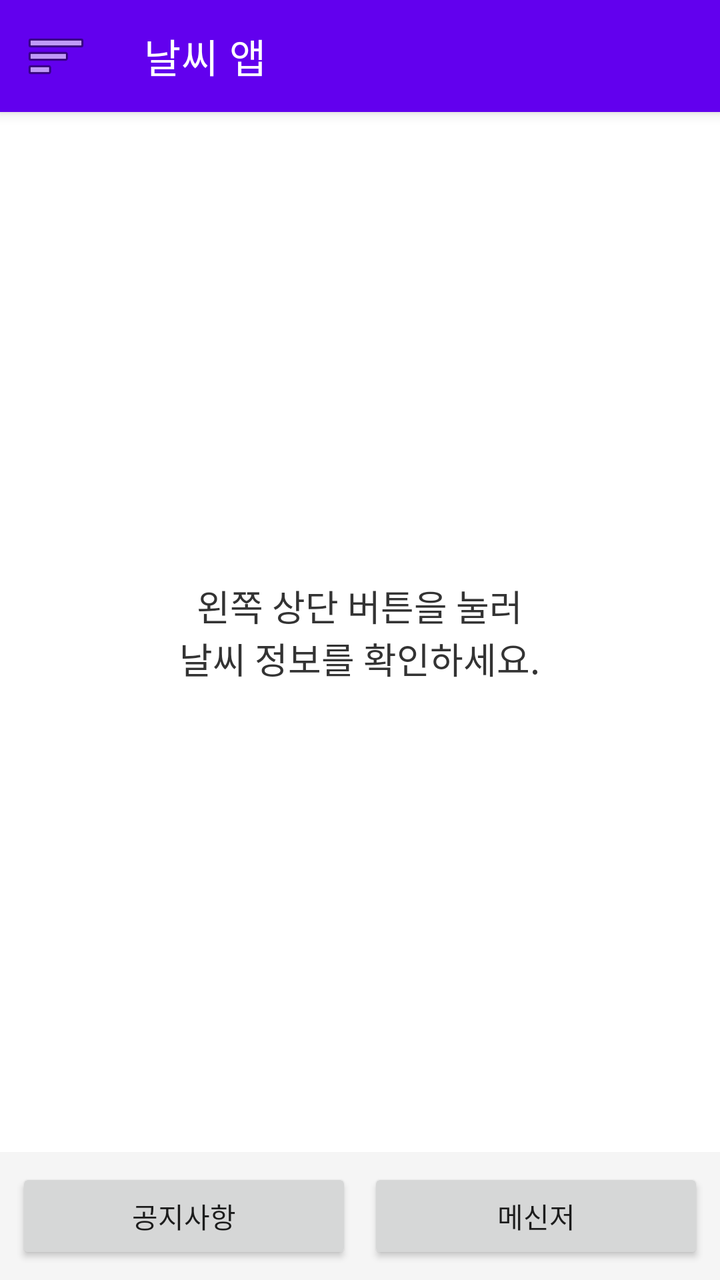
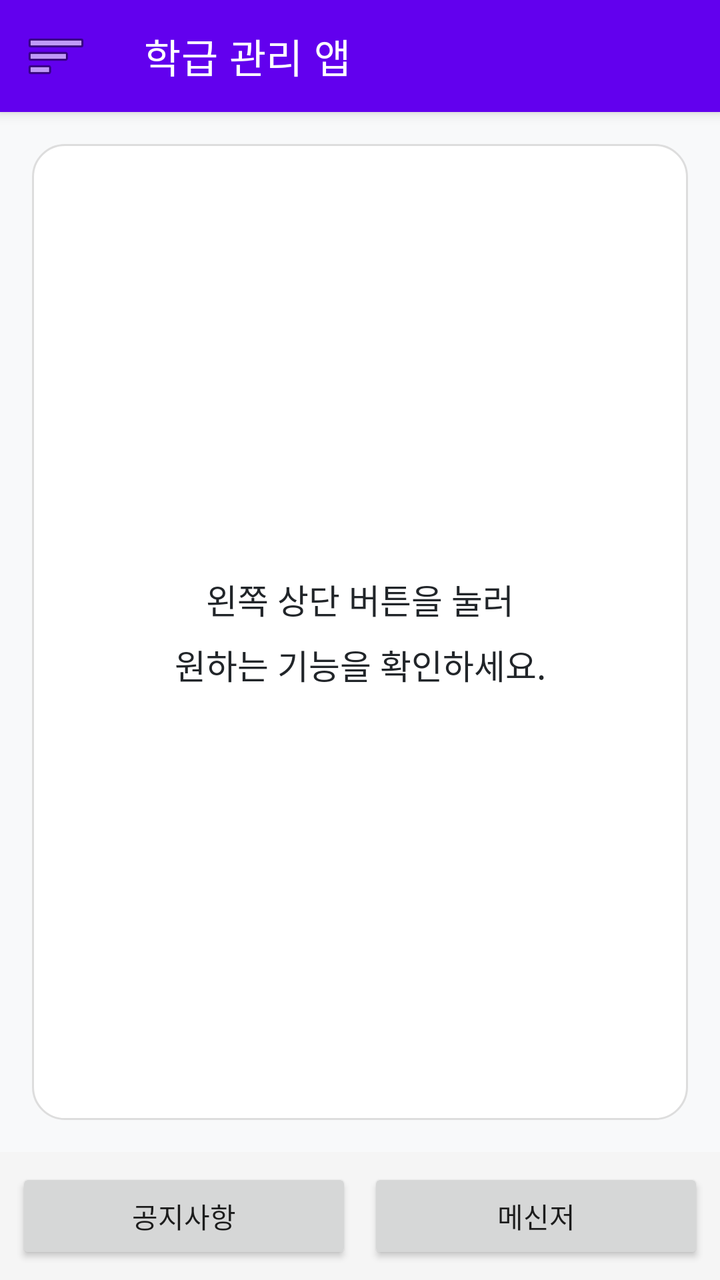

Compare the two renders of this Android layout. The source of the first and the diff that turns it into the second are given below.
<!-- AndroidManifest.xml: application theme Theme.MyApplication -->
<!-- res/layout/activity_main.xml -->
<?xml version="1.0" encoding="utf-8"?>
<androidx.drawerlayout.widget.DrawerLayout xmlns:android="http://schemas.android.com/apk/res/android"
    xmlns:app="http://schemas.android.com/apk/res-auto"
    xmlns:tools="http://schemas.android.com/tools"
    android:id="@+id/drawer_layout"
    android:layout_width="match_parent"
    android:layout_height="match_parent"
    tools:context=".MainActivity">

    <androidx.constraintlayout.widget.ConstraintLayout
        android:layout_width="match_parent"
        android:layout_height="match_parent">

        <com.google.android.material.appbar.MaterialToolbar
            android:id="@+id/toolbar"
            android:layout_width="match_parent"
            android:layout_height="?attr/actionBarSize"
            android:background="#6200EE"
            android:elevation="4dp"
            app:title="날씨 앱"
            app:titleTextColor="#FFFFFF"
            app:navigationIcon="@android:drawable/ic_menu_sort_by_size"
            app:layout_constraintTop_toTopOf="parent" />

        <FrameLayout
            android:id="@+id/center_content"
            android:layout_width="match_parent"
            android:layout_height="0dp"
            app:layout_constraintTop_toBottomOf="@id/toolbar"
            app:layout_constraintBottom_toTopOf="@id/bottom_button_container">

            <TextView
                android:id="@+id/dataDisplay"
                android:layout_width="wrap_content"
                android:layout_height="wrap_content"
                android:layout_gravity="center"
                android:text="왼쪽 상단 버튼을 눌러\n날씨 정보를 확인하세요."
                android:gravity="center"
                android:textSize="18sp"
                android:textColor="#333333" />
        </FrameLayout>

        <LinearLayout
            android:id="@+id/bottom_button_container"
            android:layout_width="match_parent"
            android:layout_height="wrap_content"
            android:orientation="horizontal"
            android:padding="8dp"
            android:background="#F5F5F5"
            app:layout_constraintBottom_toBottomOf="parent"
            app:layout_constraintStart_toStartOf="parent"
            app:layout_constraintEnd_toEndOf="parent">

            <Button
                android:id="@+id/btn_bottom_1"
                android:layout_width="0dp"
                android:layout_height="wrap_content"
                android:layout_weight="1"
                android:layout_marginEnd="4dp"
                android:minHeight="48dp"
                android:text="공지사항" />

            <Button
                android:id="@+id/btn_bottom_2"
                android:layout_width="0dp"
                android:layout_height="wrap_content"
                android:layout_weight="1"
                android:layout_marginStart="4dp"
                android:minHeight="48dp"
                android:text="메신저" />

        </LinearLayout>

    </androidx.constraintlayout.widget.ConstraintLayout>

    <com.google.android.material.navigation.NavigationView
        android:id="@+id/nav_view"
        android:layout_width="280dp"
        android:layout_height="match_parent"
        android:layout_gravity="start"
        android:background="#FFFFFF">

        <LinearLayout
            android:layout_width="match_parent"
            android:layout_height="match_parent"
            android:orientation="vertical">

            <LinearLayout
                android:id="@+id/nav_header"
                android:layout_width="match_parent"
                android:layout_height="180dp"
                android:background="#6200EE"
                android:gravity="center"
                android:orientation="vertical"
                android:padding="20dp">

                <TextView
                    android:id="@+id/tv_menu_temp"
                    android:layout_width="wrap_content"
                    android:layout_height="wrap_content"
                    android:text="--°"
                    android:textColor="#FFFFFF"
                    android:textSize="45sp"
                    android:textStyle="bold" />

                <TextView
                    android:id="@+id/tv_menu_desc"
                    android:layout_width="wrap_content"
                    android:layout_height="wrap_content"
                    android:text="위치 확인 중..."
                    android:textColor="#FFFFFF"
                    android:textSize="16sp"
                    android:layout_marginTop="8dp"/>
            </LinearLayout>

            <ScrollView
                android:layout_width="match_parent"
                android:layout_height="match_parent">

                <LinearLayout
                    android:layout_width="match_parent"
                    android:layout_height="wrap_content"
                    android:orientation="vertical"
                    android:padding="10dp">

                    <Button android:id="@+id/btn1" android:layout_width="match_parent" android:layout_height="60dp" android:text="캘린더" style="?android:attr/borderlessButtonStyle" android:gravity="start|center_vertical"/>
                    <View android:layout_width="match_parent" android:layout_height="1dp" android:background="#DDDDDD" />

                    <Button android:id="@+id/btn2" android:layout_width="match_parent" android:layout_height="60dp" android:text="급식표" style="?android:attr/borderlessButtonStyle" android:gravity="start|center_vertical"/>
                    <View android:layout_width="match_parent" android:layout_height="1dp" android:background="#DDDDDD" />

                    <Button android:id="@+id/btn3" android:layout_width="match_parent" android:layout_height="60dp" android:text="시간표" style="?android:attr/borderlessButtonStyle" android:gravity="start|center_vertical"/>
                    <View android:layout_width="match_parent" android:layout_height="1dp" android:background="#DDDDDD" />

                    <Button android:id="@+id/btn4" android:layout_width="match_parent" android:layout_height="60dp" android:text="개인정보설정" style="?android:attr/borderlessButtonStyle" android:gravity="start|center_vertical"/>
                    <View android:layout_width="match_parent" android:layout_height="1dp" android:background="#DDDDDD" />

                    <Button android:id="@+id/btn5" android:layout_width="match_parent" android:layout_height="60dp" android:text="알림 설정" style="?android:attr/borderlessButtonStyle" android:gravity="start|center_vertical"/>
                    <View android:layout_width="match_parent" android:layout_height="1dp" android:background="#DDDDDD" />

                    <Button android:id="@+id/btn6" android:layout_width="match_parent" android:layout_height="60dp" android:text="앱 정보" style="?android:attr/borderlessButtonStyle" android:gravity="start|center_vertical"/>

                </LinearLayout>
            </ScrollView>
        </LinearLayout>
    </com.google.android.material.navigation.NavigationView>

</androidx.drawerlayout.widget.DrawerLayout>
<!-- resources referenced by this layout -->
<resources>
  <style name="Theme.MyApplication" parent="Theme.MaterialComponents.DayNight.NoActionBar">
  
          
          
          <item name="colorPrimary">#6200EE</item>
          <item name="colorPrimaryDark">#3700B3</item>
          <item name="colorAccent">#03DAC5</item>
  
          
          <item name="android:statusBarColor" tools:targetApi="l">?attr/colorPrimaryDark</item>
      </style>
</resources>

<!-- the commit's change to res/layout/activity_main.xml (unified diff, before → after) -->
@@ -5,19 +5,22 @@
     android:id="@+id/drawer_layout"
     android:layout_width="match_parent"
     android:layout_height="match_parent"
+    android:fitsSystemWindows="true"
     tools:context=".MainActivity">
+
 
     <androidx.constraintlayout.widget.ConstraintLayout
         android:layout_width="match_parent"
-        android:layout_height="match_parent">
+        android:layout_height="match_parent"
+        android:background="@color/app_background">
 
         <com.google.android.material.appbar.MaterialToolbar
             android:id="@+id/toolbar"
             android:layout_width="match_parent"
             android:layout_height="?attr/actionBarSize"
-            android:background="#6200EE"
+            android:background="@color/colorPrimary"
             android:elevation="4dp"
-            app:title="날씨 앱"
+            app:title="학급 관리 앱"
             app:titleTextColor="#FFFFFF"
             app:navigationIcon="@android:drawable/ic_menu_sort_by_size"
             app:layout_constraintTop_toTopOf="parent" />
@@ -26,18 +29,21 @@
             android:id="@+id/center_content"
             android:layout_width="match_parent"
             android:layout_height="0dp"
+            android:padding="16dp"
             app:layout_constraintTop_toBottomOf="@id/toolbar"
             app:layout_constraintBottom_toTopOf="@id/bottom_button_container">
 
             <TextView
                 android:id="@+id/dataDisplay"
-                android:layout_width="wrap_content"
-                android:layout_height="wrap_content"
-                android:layout_gravity="center"
-                android:text="왼쪽 상단 버튼을 눌러\n날씨 정보를 확인하세요."
+                android:layout_width="match_parent"
+                android:layout_height="match_parent"
+                android:background="@drawable/bg_rounded_card"
+                android:padding="20dp"
+                android:text="왼쪽 상단 버튼을 눌러\n원하는 기능을 확인하세요."
                 android:gravity="center"
-                android:textSize="18sp"
-                android:textColor="#333333" />
+                android:textSize="17sp"
+                android:lineSpacingExtra="8dp"
+                android:textColor="@color/text_primary" />
         </FrameLayout>
 
         <LinearLayout
@@ -46,7 +52,7 @@
             android:layout_height="wrap_content"
             android:orientation="horizontal"
             android:padding="8dp"
-            android:background="#F5F5F5"
+            android:background="@color/bottom_bar_background"
             app:layout_constraintBottom_toBottomOf="parent"
             app:layout_constraintStart_toStartOf="parent"
             app:layout_constraintEnd_toEndOf="parent">
@@ -68,7 +74,6 @@
                 android:layout_marginStart="4dp"
                 android:minHeight="48dp"
                 android:text="메신저" />
-
         </LinearLayout>
 
     </androidx.constraintlayout.widget.ConstraintLayout>
@@ -78,7 +83,7 @@
         android:layout_width="280dp"
         android:layout_height="match_parent"
         android:layout_gravity="start"
-        android:background="#FFFFFF">
+        android:background="@color/card_background">
 
         <LinearLayout
             android:layout_width="match_parent"
@@ -89,7 +94,7 @@
                 android:id="@+id/nav_header"
                 android:layout_width="match_parent"
                 android:layout_height="180dp"
-                android:background="#6200EE"
+                android:background="@color/colorPrimary"
                 android:gravity="center"
                 android:orientation="vertical"
                 android:padding="20dp">
@@ -123,22 +128,18 @@
                     android:orientation="vertical"
                     android:padding="10dp">
 
-                    <Button android:id="@+id/btn1" android:layout_width="match_parent" android:layout_height="60dp" android:text="캘린더" style="?android:attr/borderlessButtonStyle" android:gravity="start|center_vertical"/>
-                    <View android:layout_width="match_parent" android:layout_height="1dp" android:background="#DDDDDD" />
+                    <Button android:id="@+id/btn1" android:layout_width="match_parent" android:layout_height="60dp" android:text="캘린더" style="?android:attr/borderlessButtonStyle" android:textColor="@color/text_primary" android:gravity="start|center_vertical"/>
+                    <View android:layout_width="match_parent" android:layout_height="1dp" android:background="@color/divider_color" />
 
-                    <Button android:id="@+id/btn2" android:layout_width="match_parent" android:layout_height="60dp" android:text="급식표" style="?android:attr/borderlessButtonStyle" android:gravity="start|center_vertical"/>
-                    <View android:layout_width="match_parent" android:layout_height="1dp" android:background="#DDDDDD" />
+                    <Button android:id="@+id/btn2" android:layout_width="match_parent" android:layout_height="60dp" android:text="급식표" style="?android:attr/borderlessButtonStyle" android:textColor="@color/text_primary" android:gravity="start|center_vertical"/>
+                    <View android:layout_width="match_parent" android:layout_height="1dp" android:background="@color/divider_color" />
 
-                    <Button android:id="@+id/btn3" android:layout_width="match_parent" android:layout_height="60dp" android:text="시간표" style="?android:attr/borderlessButtonStyle" android:gravity="start|center_vertical"/>
-                    <View android:layout_width="match_parent" android:layout_height="1dp" android:background="#DDDDDD" />
+                    <Button android:id="@+id/btn3" android:layout_width="match_parent" android:layout_height="60dp" android:text="시간표" style="?android:attr/borderlessButtonStyle" android:textColor="@color/text_primary" android:gravity="start|center_vertical"/>
+                    <View android:layout_width="match_parent" android:layout_height="1dp" android:background="@color/divider_color" />
 
-                    <Button android:id="@+id/btn4" android:layout_width="match_parent" android:layout_height="60dp" android:text="개인정보설정" style="?android:attr/borderlessButtonStyle" android:gravity="start|center_vertical"/>
-                    <View android:layout_width="match_parent" android:layout_height="1dp" android:background="#DDDDDD" />
+                    <Button android:id="@+id/btn4" android:layout_width="match_parent" android:layout_height="60dp" android:text="개인정보설정" style="?android:attr/borderlessButtonStyle" android:textColor="@color/text_primary" android:gravity="start|center_vertical"/>
+                    <View android:layout_width="match_parent" android:layout_height="1dp" android:background="@color/divider_color" />
 
-                    <Button android:id="@+id/btn5" android:layout_width="match_parent" android:layout_height="60dp" android:text="알림 설정" style="?android:attr/borderlessButtonStyle" android:gravity="start|center_vertical"/>
-                    <View android:layout_width="match_parent" android:layout_height="1dp" android:background="#DDDDDD" />
-
-                    <Button android:id="@+id/btn6" android:layout_width="match_parent" android:layout_height="60dp" android:text="앱 정보" style="?android:attr/borderlessButtonStyle" android:gravity="start|center_vertical"/>
 
                 </LinearLayout>
             </ScrollView>
<!-- resource entries referenced after the edit -->
@@ -1,5 +1,23 @@
 <!-- resources referenced by this layout -->
 <resources>
+  <color name="app_background">#F8F9FA</color>
+  <color name="bottom_bar_background">#F5F5F5</color>
+  <color name="card_background">#FFFFFF</color>
+  <color name="colorPrimary">#6200EE</color>
+  <color name="divider_color">#DDDDDD</color>
+  <color name="text_primary">#212529</color>
+  <!-- drawable bg_rounded_card (drawable) -->
+  <?xml version="1.0" encoding="utf-8"?>
+  <shape xmlns:android="http://schemas.android.com/apk/res/android">
+      
+      <solid android:color="@color/card_background" />
+      <corners android:radius="16dp" /> 
+  
+      
+      <stroke
+          android:width="1dp"
+          android:color="@color/divider_color" />
+  </shape>
   <style name="Theme.MyApplication" parent="Theme.MaterialComponents.DayNight.NoActionBar">
   
           
